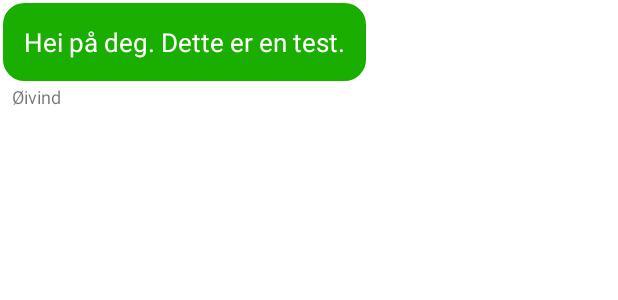
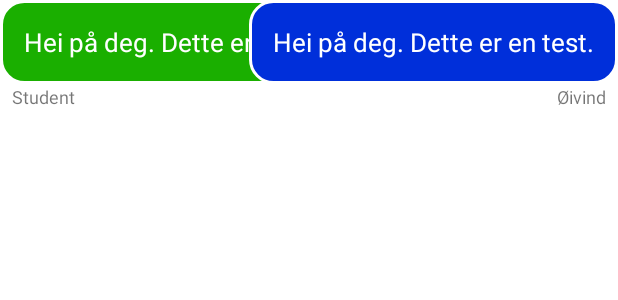
Before and after one commit to Otziii/Kristiania-multi-activity, an Android app: the layout chat_bubble.xml on its own in the app's theme, with its tools: preview values and no code run, on a phone screen of 412 x 824 dp. Shown: the top 300 px of the screen. Run offline under Robolectric (Android 15) with nearby library versions, the phone set to English and light mode, and no system bars; network calls fail.

Commit message:
Add date and fix chat list

```diff
--- a/app/src/main/java/com/jorfald/moreactivities/login/LoginFragment.kt
+++ b/app/src/main/java/com/jorfald/moreactivities/login/LoginFragment.kt
@@ -32,8 +32,6 @@ class LoginFragment : Fragment() {
         loginButton = view.findViewById(R.id.login_button)
         usernameEditText = view.findViewById(R.id.login_username_input)
         passwordEditText = view.findViewById(R.id.login_password_input)
-
-        // TEST KOMMENTAR 123
 
         return view
     }
--- a/app/src/main/res/layout/chat_bubble.xml
+++ b/app/src/main/res/layout/chat_bubble.xml
@@ -6,29 +6,53 @@
     android:layout_height="wrap_content">
 
     <TextView
-        android:id="@+id/chat_text_view"
+        android:id="@+id/chat_left_text_view"
         android:layout_width="wrap_content"
         android:layout_height="wrap_content"
+        android:layout_marginRight="60dp"
         android:background="@drawable/rounded_green_bg"
         android:padding="@dimen/space_medium"
         android:textColor="@color/white"
         android:textSize="@dimen/regular_text"
-        app:layout_constraintLeft_toLeftOf="@id/chat_author_view"
+        app:layout_constraintLeft_toLeftOf="parent"
         app:layout_constraintTop_toTopOf="parent"
         tools:text="Hei på deg. Dette er en test." />
 
     <TextView
-        android:id="@+id/chat_author_view"
-        android:layout_width="match_parent"
+        android:id="@+id/chat_left_author_text_view"
+        android:layout_width="wrap_content"
         android:layout_height="wrap_content"
-        android:layout_below="@id/chat_text_view"
         android:layout_marginBottom="@dimen/space_small"
         android:paddingStart="@dimen/space_small"
         android:paddingEnd="@dimen/space_small"
         android:textSize="@dimen/small_text"
-        app:layout_constraintBottom_toBottomOf="parent"
-        app:layout_constraintLeft_toLeftOf="@id/chat_text_view"
-        app:layout_constraintTop_toBottomOf="@id/chat_text_view"
+        app:layout_constraintLeft_toLeftOf="parent"
+        app:layout_constraintTop_toBottomOf="@id/chat_left_text_view"
+        tools:text="Student" />
+
+    <TextView
+        android:id="@+id/chat_right_text_view"
+        android:layout_width="wrap_content"
+        android:layout_height="wrap_content"
+        android:layout_marginLeft="60dp"
+        android:background="@drawable/rounded_blue_bg"
+        android:padding="@dimen/space_medium"
+        android:textColor="@color/white"
+        android:textSize="@dimen/regular_text"
+        app:layout_constraintRight_toRightOf="parent"
+        app:layout_constraintTop_toTopOf="parent"
+        tools:text="Hei på deg. Dette er en test." />
+
+    <TextView
+        android:id="@+id/chat_right_author_text_view"
+        android:layout_width="wrap_content"
+        android:layout_height="wrap_content"
+        android:layout_marginBottom="@dimen/space_small"
+        android:paddingStart="@dimen/space_small"
+        android:paddingEnd="@dimen/space_small"
+        android:textSize="@dimen/small_text"
+        app:layout_constraintRight_toRightOf="parent"
+        app:layout_constraintTop_toBottomOf="@id/chat_right_text_view"
         tools:text="Øivind" />
 
 </androidx.constraintlayout.widget.ConstraintLayout>
```
Also changed, not shown: app/src/main/java/com/jorfald/moreactivities/chat/ChatAdapter.kt (+11 -1 lines), app/src/main/java/com/jorfald/moreactivities/chat/ChatBubbleView.kt (+17 -25 lines).
